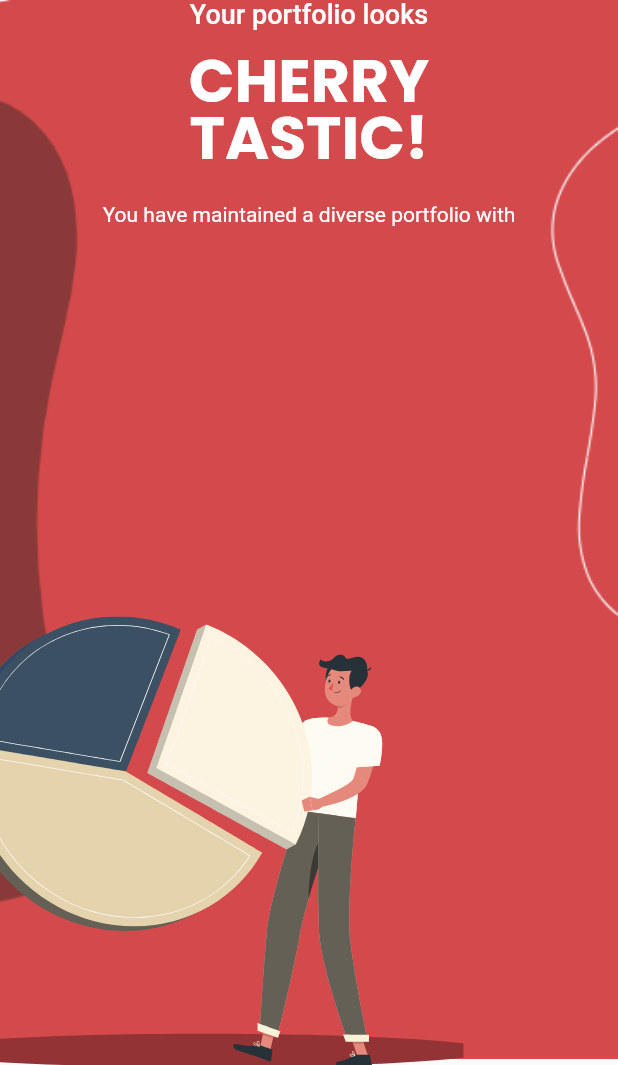
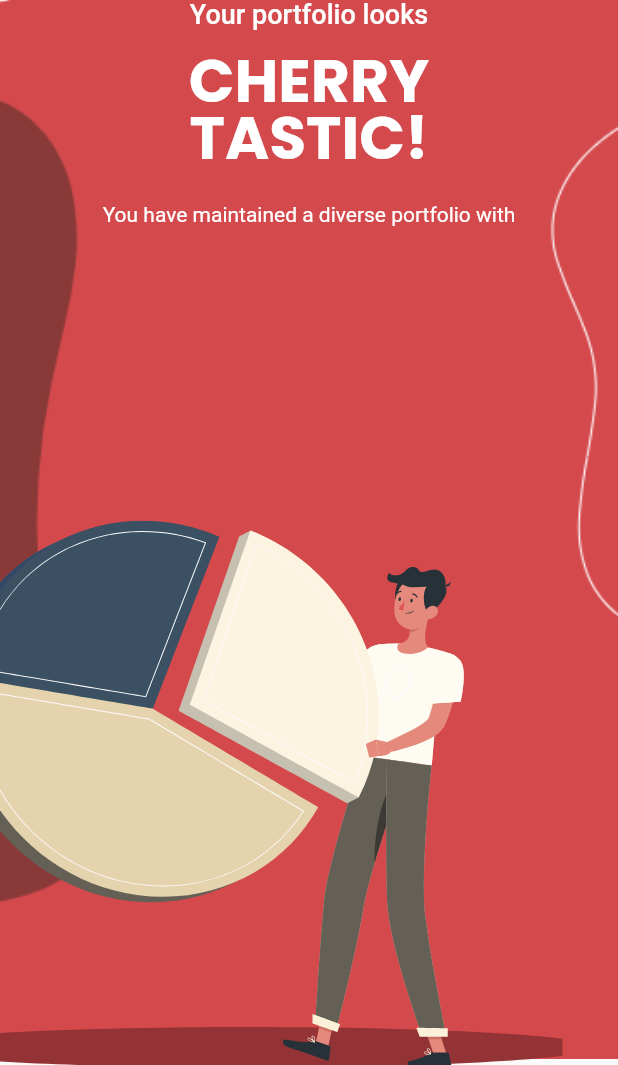
Before and after one commit to smitskotak/wrapper_fe, a Flutter app: the Story2 widget shown alone on an empty page, opened directly, on a phone screen of 412 x 824 dp, the part 171-1236 px from its top. Run offline on Flutter 3.47's test engine with Material 2 defaults, Android fonts, the phone set to English and light mode, and no system bars; drawn by our look-alikes of auto_size_text, flutter_animate, lottie; our stand-ins replace dio, go_router, google_fonts; missing offline and left inert: flutter_stories; network calls fail.

Commit message:
pie illustration height issue fixes

```diff
--- a/lib/components/story_2.dart
+++ b/lib/components/story_2.dart
@@ -89,7 +89,7 @@ class Story2 extends StatelessWidget {
           left: 0,
           child: ConstrainedBox(
             constraints: BoxConstraints(
-              maxWidth: MediaQuery.of(context).size.width * 0.75,
+              maxHeight: MediaQuery.of(context).size.height * 0.45,
             ),
             child: LottieBuilder.asset(
               Assets.lottie.story2PieIllustration,
```
